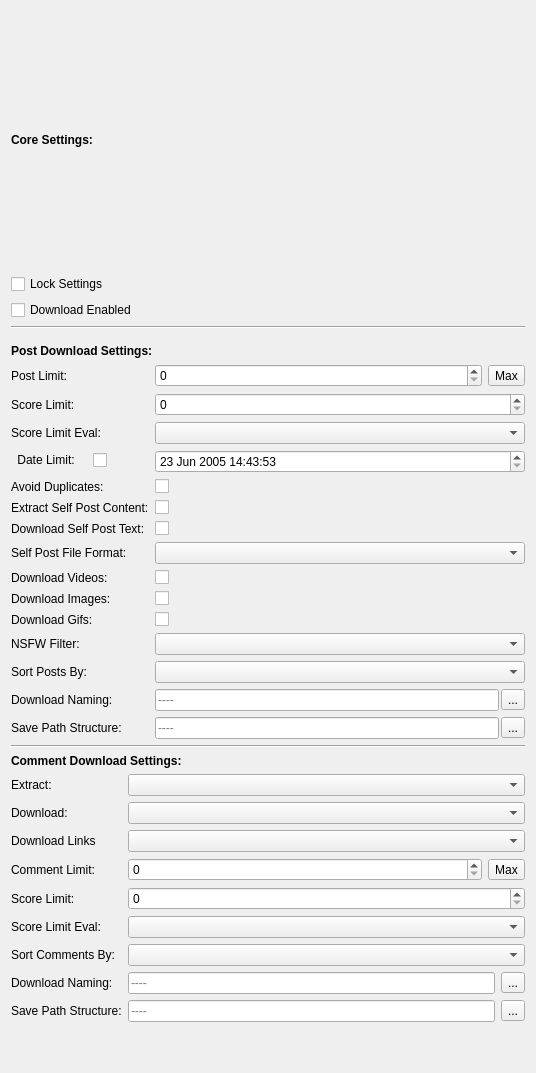
Before: the Qt Designer form Resources/ui_files/widgets/object_settings_widget.ui in MalloyDelacroix/DownloaderForReddit, drawn with Qt 5.
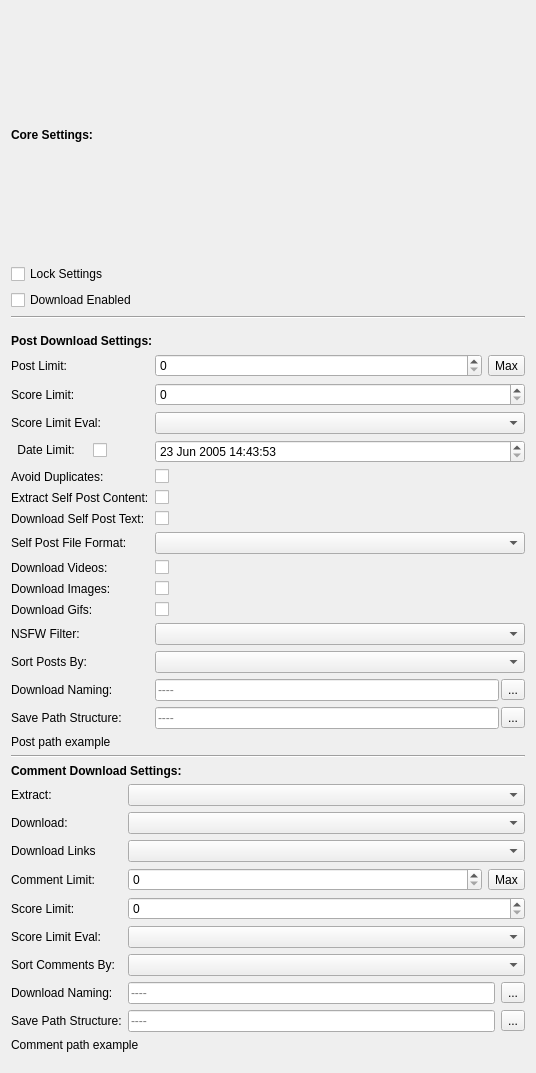
After: the same form once the commit is applied.

Commit message: Add path token examples to object settings widget

The edit to the form file:
```diff
--- a/Resources/ui_files/widgets/object_settings_widget.ui
+++ b/Resources/ui_files/widgets/object_settings_widget.ui
@@ -344,6 +344,13 @@
          </item>
         </layout>
        </item>
+       <item row="20" column="0" colspan="2">
+        <widget class="QLabel" name="post_path_example_label">
+         <property name="text">
+          <string>Post path example</string>
+         </property>
+        </widget>
+       </item>
       </layout>
      </item>
      <item>
@@ -516,6 +523,13 @@
          </item>
         </layout>
        </item>
+       <item row="11" column="0" colspan="2">
+        <widget class="QLabel" name="comment_path_example_label">
+         <property name="text">
+          <string>Comment path example</string>
+         </property>
+        </widget>
+       </item>
       </layout>
      </item>
     </layout>
```
The commit also changes 5 other files.
